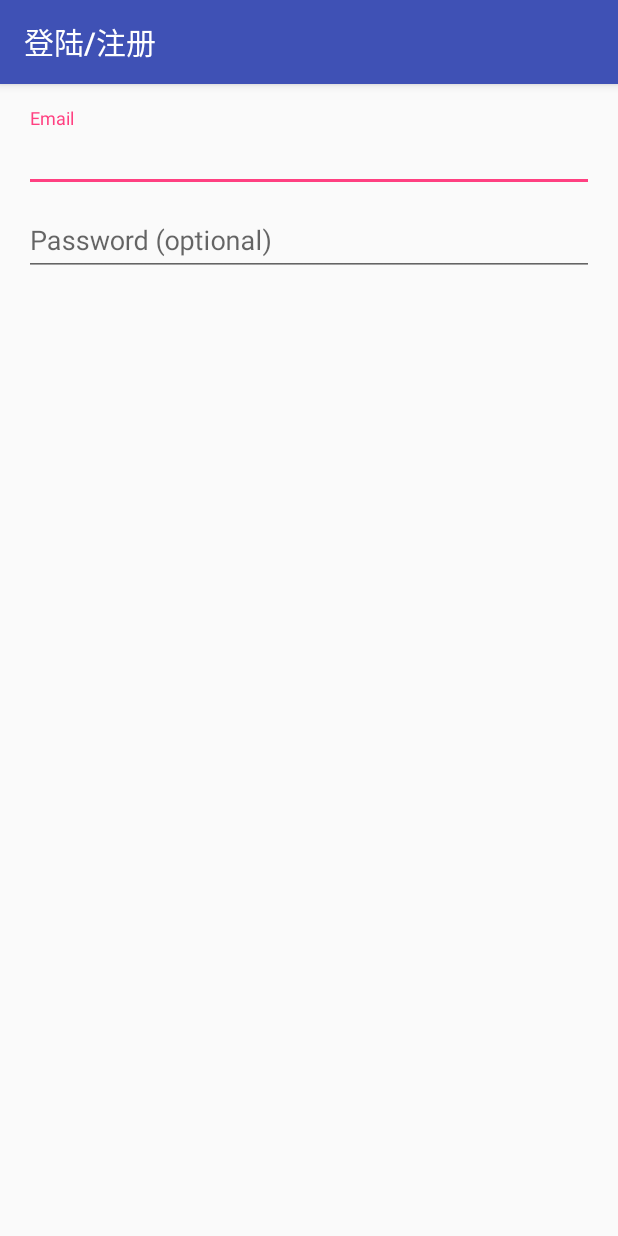
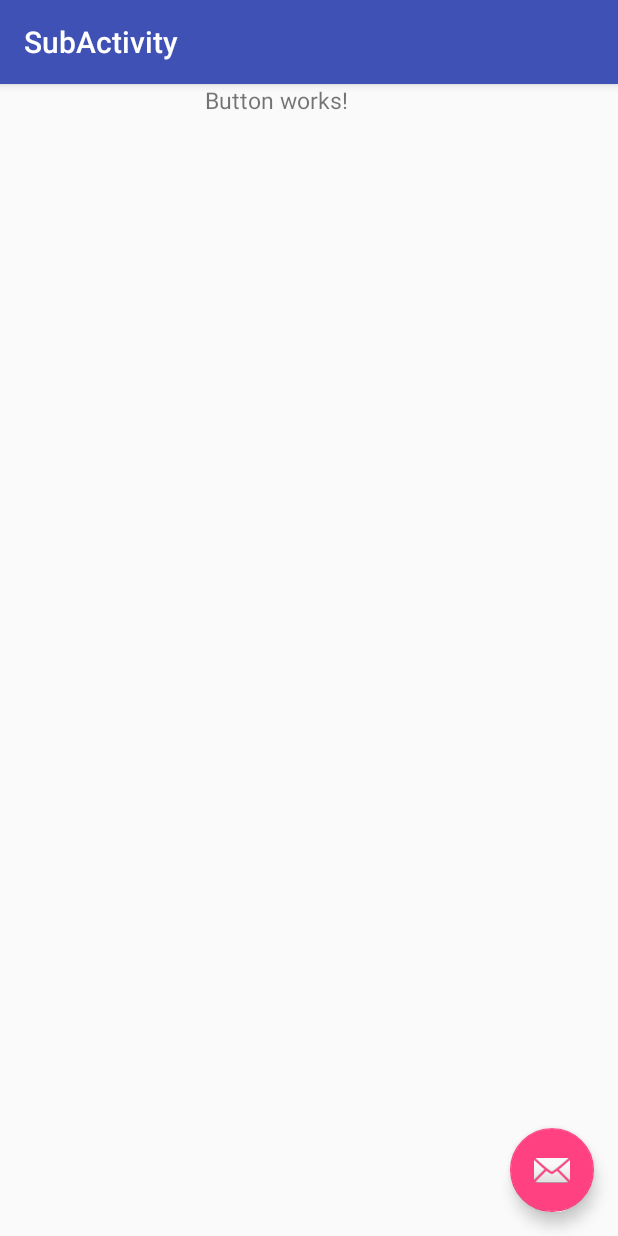
Before and after one commit to cheongyw/Meetup, an Android app: the fragment Tab_5_Fragment shown on its own in the app's theme, after a tap on "登陆/注册", on a phone screen of 412 x 824 dp. Run offline under Robolectric (Android 15) with nearby library versions, the phone set to English and light mode, and no system bars.

Commit message:
10th commit - Button works!

```diff
--- a/StudioProjects/Meetup/app/build.gradle
+++ b/StudioProjects/Meetup/app/build.gradle
@@ -27,7 +27,7 @@ dependencies {
     compile 'com.android.support:appcompat-v7:25.3.1'
     compile 'com.android.support.constraint:constraint-layout:1.0.2'
     compile 'com.android.support:design:25.3.1'
-    compile 'com.android.support:cardview-v7:21.+'
-    compile 'com.android.support:recyclerview-v7:21.+'
+    compile 'com.android.support:cardview-v7:21.0.3'
+    compile 'com.android.support:recyclerview-v7:21.0.3'
     testCompile 'junit:junit:4.12'
 }
--- a/StudioProjects/Meetup/app/src/main/AndroidManifest.xml
+++ b/StudioProjects/Meetup/app/src/main/AndroidManifest.xml
@@ -23,9 +23,14 @@
             android:theme="@style/AppTheme.NoActionBar">
             <intent-filter>
                 <action android:name="android.intent.action.MAIN" />
+
                 <category android:name="android.intent.category.LAUNCHER" />
             </intent-filter>
         </activity>
+        <activity
+            android:name=".SubActivity"
+            android:label="@string/title_activity_sub"
+            android:theme="@style/AppTheme.NoActionBar"></activity>
     </application>
 
 </manifest>
--- /dev/null
+++ b/StudioProjects/Meetup/app/src/main/java/com/example/cheong/meetup/SubActivity.java
@@ -0,0 +1,29 @@
+package com.example.cheong.meetup;
+
+import android.os.Bundle;
+import android.support.design.widget.FloatingActionButton;
+import android.support.design.widget.Snackbar;
+import android.support.v7.app.AppCompatActivity;
+import android.support.v7.widget.Toolbar;
+import android.view.View;
+
+public class SubActivity extends AppCompatActivity {
+
+    @Override
+    protected void onCreate(Bundle savedInstanceState) {
+        super.onCreate(savedInstanceState);
+        setContentView(R.layout.activity_sub2);
+        Toolbar toolbar = (Toolbar) findViewById(R.id.toolbar);
+        setSupportActionBar(toolbar);
+
+        FloatingActionButton fab = (FloatingActionButton) findViewById(R.id.fab);
+        fab.setOnClickListener(new View.OnClickListener() {
+            @Override
+            public void onClick(View view) {
+                Snackbar.make(view, "Replace with your own action", Snackbar.LENGTH_LONG)
+                        .setAction("Action", null).show();
+            }
+        });
+    }
+
+}
--- a/StudioProjects/Meetup/app/src/main/java/com/example/cheong/meetup/Tab_5_Fragment.java
+++ b/StudioProjects/Meetup/app/src/main/java/com/example/cheong/meetup/Tab_5_Fragment.java
@@ -1,8 +1,10 @@
 package com.example.cheong.meetup;
 
+import android.content.Context;
 import android.content.Intent;
 import android.os.Bundle;
 import android.support.annotation.Nullable;
+import android.support.v4.app.FragmentTransaction;
 import android.view.LayoutInflater;
 import android.view.View;
 import android.view.ViewGroup;
@@ -20,13 +22,19 @@ public class Tab_5_Fragment extends android.support.v4.app.Fragment {
 
         View view = inflater.inflate(R.layout.tab_5, container, false);
 
+/*
+        https://stackoverflow.com/questions/18711433/button-listener-for-button-in-fragment-in-android
+*/
         Button button = (Button) view.findViewById(R.id.email_sign_in_button);
         button.setOnClickListener(new View.OnClickListener()
         {
             @Override
             public void onClick(View v)
             {
-                Intent intent = new Intent(getActivity(),LoginActivity.class);
+                /*FragmentTransaction fr = getFragmentManager().beginTransaction();
+                fr.replace(R.id.container, new Tab_2_Fragment());
+                fr.commit();*/
+                Intent intent = new Intent(getActivity(),SubActivity.class);
                 startActivity(intent);
             }
         });
--- /dev/null
+++ b/StudioProjects/Meetup/app/src/main/res/layout/activity_sub2.xml
@@ -0,0 +1,33 @@
+<?xml version="1.0" encoding="utf-8"?>
+<android.support.design.widget.CoordinatorLayout xmlns:android="http://schemas.android.com/apk/res/android"
+    xmlns:app="http://schemas.android.com/apk/res-auto"
+    xmlns:tools="http://schemas.android.com/tools"
+    android:layout_width="match_parent"
+    android:layout_height="match_parent"
+    tools:context="com.example.cheong.meetup.SubActivity">
+
+    <android.support.design.widget.AppBarLayout
+        android:layout_width="match_parent"
+        android:layout_height="wrap_content"
+        android:theme="@style/AppTheme.AppBarOverlay">
+
+        <android.support.v7.widget.Toolbar
+            android:id="@+id/toolbar"
+            android:layout_width="match_parent"
+            android:layout_height="?attr/actionBarSize"
+            android:background="?attr/colorPrimary"
+            app:popupTheme="@style/AppTheme.PopupOverlay" />
+
+    </android.support.design.widget.AppBarLayout>
+
+    <include layout="@layout/content_sub" />
+
+    <android.support.design.widget.FloatingActionButton
+        android:id="@+id/fab"
+        android:layout_width="wrap_content"
+        android:layout_height="wrap_content"
+        android:layout_gravity="bottom|end"
+        android:layout_margin="@dimen/fab_margin"
+        app:srcCompat="@android:drawable/ic_dialog_email" />
+
+</android.support.design.widget.CoordinatorLayout>
--- /dev/null
+++ b/StudioProjects/Meetup/app/src/main/res/layout/content_sub.xml
@@ -0,0 +1,21 @@
+<?xml version="1.0" encoding="utf-8"?>
+<android.support.constraint.ConstraintLayout xmlns:android="http://schemas.android.com/apk/res/android"
+    xmlns:app="http://schemas.android.com/apk/res-auto"
+    xmlns:tools="http://schemas.android.com/tools"
+    android:layout_width="match_parent"
+    android:layout_height="match_parent"
+    app:layout_behavior="@string/appbar_scrolling_view_behavior"
+    tools:context="com.example.cheong.meetup.SubActivity"
+    tools:showIn="@layout/activity_sub2">
+
+    <TextView
+        android:layout_width="368dp"
+        android:layout_height="wrap_content"
+        android:textAlignment="center"
+        android:id="@+id/event_summary"
+        android:text="Button works!"
+        android:textSize="15sp"
+        tools:layout_editor_absoluteY="0dp"
+        tools:layout_editor_absoluteX="8dp" />
+
+</android.support.constraint.ConstraintLayout>
--- a/StudioProjects/Meetup/app/src/main/res/values/strings.xml
+++ b/StudioProjects/Meetup/app/src/main/res/values/strings.xml
@@ -42,5 +42,6 @@
     <string name="my_groups">"羽球小队"</string>
     <string name="gender">"其他"</string>
     <string name="calendar">"我的日历"</string>
+    <string name="title_activity_sub">SubActivity</string>
 
 </resources>
```
